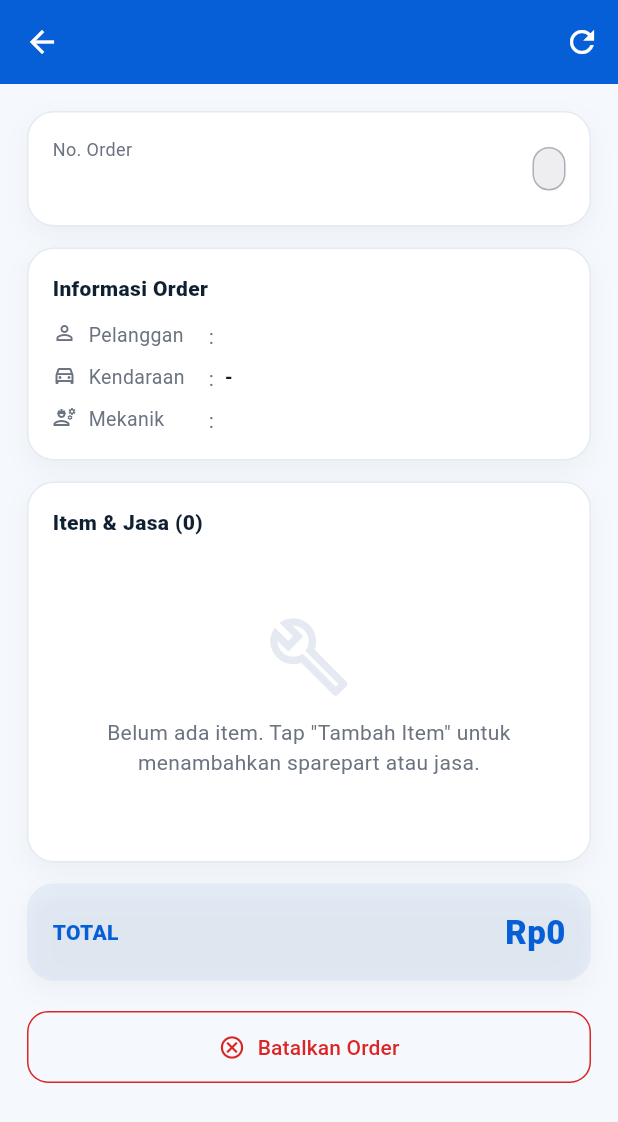
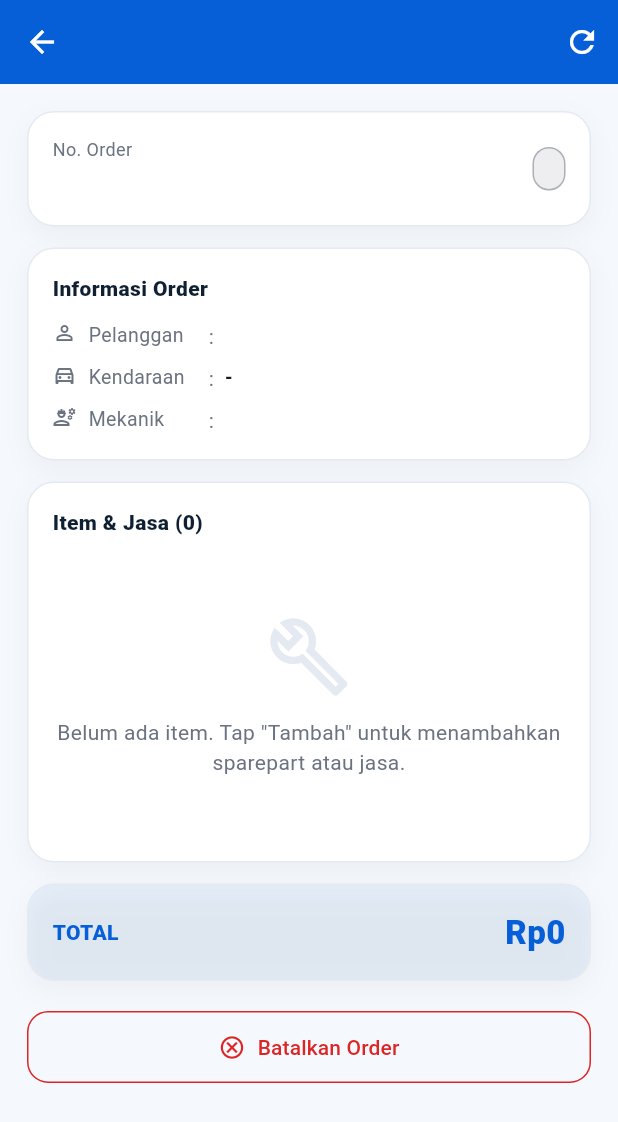
Before and after one commit to leovern123/bengkelku_app, a Flutter app: the OrderDetailScreen screen opened directly with empty values, on a phone screen of 412 x 824 dp. Shown: the top 1122 px of the screen. Run offline on Flutter 3.47's test engine with Material 3 defaults, Android fonts, the phone set to English and light mode, and no system bars; our stand-ins replace dio, fl_chart, shared_preferences; accounts and stored records are empty; network calls fail.

Commit message:
feat: remove floating action buttons from customer and vehicle list screens; update order detail screen padding and messages

```diff
--- a/lib/screens/customer/customer_list_screen.dart
+++ b/lib/screens/customer/customer_list_screen.dart
@@ -83,12 +83,6 @@ class _CustomerListScreenState extends State<CustomerListScreen> {
   Widget build(BuildContext context) {
     return Scaffold(
       appBar: AppBar(title: const Text('Data Pelanggan')),
-      floatingActionButton: FloatingActionButton.extended(
-        backgroundColor: AppColors.primary,
-        icon: const Icon(Icons.person_add, color: Colors.white),
-        label: const Text('Tambah Pelanggan', style: TextStyle(color: Colors.white)),
-        onPressed: () => _openForm(),
-      ),
       body: Column(
         children: [
           Padding(
--- a/lib/screens/order/order_detail_screen.dart
+++ b/lib/screens/order/order_detail_screen.dart
@@ -189,21 +189,13 @@ class _OrderDetailScreenState extends State<OrderDetailScreen> {
         title: Text(_order.orderCode),
         actions: [IconButton(icon: const Icon(Icons.refresh), onPressed: _refresh)],
       ),
-      floatingActionButton: _order.canAddItems
-          ? FloatingActionButton.extended(
-              backgroundColor: AppColors.primary,
-              icon: const Icon(Icons.add, color: Colors.white),
-              label: const Text('Tambah Item', style: TextStyle(color: Colors.white)),
-              onPressed: _showAddItem,
-            )
-          : null,
       body: _loading
           ? const Center(child: CircularProgressIndicator(color: AppColors.primary))
           : RefreshIndicator(
               onRefresh: _refresh,
               child: SingleChildScrollView(
                 physics: const AlwaysScrollableScrollPhysics(),
-                padding: const EdgeInsets.fromLTRB(18, 18, 18, 100),
+                padding: const EdgeInsets.fromLTRB(18, 18, 18, 32),
                 child: Column(
                   crossAxisAlignment: CrossAxisAlignment.stretch,
                   children: [
@@ -281,7 +273,7 @@ class _OrderDetailScreenState extends State<OrderDetailScreen> {
           const SizedBox(height: 12),
           if (_order.details.isEmpty)
             const EmptyState(
-              message: 'Belum ada item. Tap "Tambah Item" untuk menambahkan sparepart atau jasa.',
+              message: 'Belum ada item. Tap "Tambah" untuk menambahkan sparepart atau jasa.',
               icon: Icons.build_outlined,
             )
           else
@@ -385,7 +377,6 @@ class _OrderDetailScreenState extends State<OrderDetailScreen> {
     return Column(
       crossAxisAlignment: CrossAxisAlignment.stretch,
       children: [
-        // Pending → tombol mulai proses
         if (_order.canProcess) ...[
           PrimaryButton(
             label: 'Mulai Proses Pengerjaan',
@@ -402,7 +393,6 @@ class _OrderDetailScreenState extends State<OrderDetailScreen> {
             ),
           const SizedBox(height: 10),
         ],
-        // Process → tombol pembayaran
         if (_order.canPay) ...[
           PrimaryButton(
             label: 'Proses Pembayaran',
@@ -464,7 +454,6 @@ class _AddItemSheetState extends State<_AddItemSheet> {
   String _tab = 'all';
   int? _selectedCategoryId;
 
-  // cart: itemId → {item, qty}
   final Map<String, MapEntry<ItemModel, int>> _cart = {};
 
   List<CategoryModel> get _visibleCategories {
@@ -498,7 +487,6 @@ class _AddItemSheetState extends State<_AddItemSheet> {
   void _tapItem(ItemModel item) {
     setState(() {
       if (_cart.containsKey(item.itemId)) {
-        // sudah di cart → tambah qty
         final current = _cart[item.itemId]!;
         _cart[item.itemId] = MapEntry(item, current.value + 1);
       } else {
@@ -608,7 +596,6 @@ class _AddItemSheetState extends State<_AddItemSheet> {
                         color: inCart ? AppColors.primary.withAlpha(12) : AppColors.card,
                         child: Row(
                           children: [
-                            // Icon
                             Container(
                               padding: const EdgeInsets.all(8),
                               decoration: BoxDecoration(
@@ -622,7 +609,6 @@ class _AddItemSheetState extends State<_AddItemSheet> {
                               ),
                             ),
                             const SizedBox(width: 12),
-                            // Info
                             Expanded(
                               child: GestureDetector(
                                 onTap: () => _tapItem(item),
@@ -640,7 +626,6 @@ class _AddItemSheetState extends State<_AddItemSheet> {
                                 ),
                               ),
                             ),
-                            // Qty control
                             if (inCart) ...[
                               GestureDetector(
                                 onTap: () => _setQty(item.itemId, qty - 1),
--- a/lib/screens/report/report_screen.dart
+++ b/lib/screens/report/report_screen.dart
@@ -505,7 +505,7 @@ class _ReportScreenState extends State<ReportScreen>
             height: 200,
             child: _chartLoading
                 ? const Center(child: CircularProgressIndicator())
-                : _chartPoints.isEmpty
+                : (_chartPoints.isEmpty || _chartPoints.every((p) => p.income == 0 && p.modal == 0 && p.expenses == 0))
                     ? const Center(child: Text('Belum ada data', style: TextStyle(color: AppColors.textMuted)))
                     : _buildBarChart(),
           ),
@@ -621,6 +621,8 @@ class _ReportScreenState extends State<ReportScreen>
         _infoRow(Icons.person_outline, t.customerName),
         _infoRow(Icons.directions_car_outlined, t.vehiclePlate),
         _infoRow(Icons.shopping_bag_outlined, '${t.itemCount} item'),
+        if (t.createdByName != null)
+          _infoRow(Icons.badge_outlined, 'Oleh: ${t.createdByName}'),
         const Divider(height: 14),
         Row(children: [
           Text(_fmtDateDisplay(t.createdAt), style: const TextStyle(fontSize: 11, color: AppColors.textMuted)),
--- a/lib/services/report_service.dart
+++ b/lib/services/report_service.dart
@@ -60,6 +60,7 @@ class TransactionReport {
   final int itemCount;
   final bool isPaid;
   final String? createdAt;
+  final String? createdByName;
 
   TransactionReport({
     required this.orderId,
@@ -71,12 +72,14 @@ class TransactionReport {
     required this.itemCount,
     required this.isPaid,
     this.createdAt,
+    this.createdByName,
   });
 
   factory TransactionReport.fromJson(Map<String, dynamic> j) {
     final customer = j['customer'];
     final vehicle = j['vehicle'];
     final payment = j['payment'];
+    final user = j['user'];
     return TransactionReport(
       orderId: j['order_id']?.toString() ?? '',
       orderCode: j['order_code']?.toString() ?? '-',
@@ -87,6 +90,7 @@ class TransactionReport {
       itemCount: int.tryParse(j['item_count']?.toString() ?? '0') ?? 0,
       isPaid: payment != null && payment['payment_status'] == 'paid',
       createdAt: j['created_at']?.toString(),
+      createdByName: user?['name']?.toString(),
     );
   }
 }
```
Also changed, not shown: lib/screens/vehicle/vehicle_list_screen.dart (+0 -8 lines).
